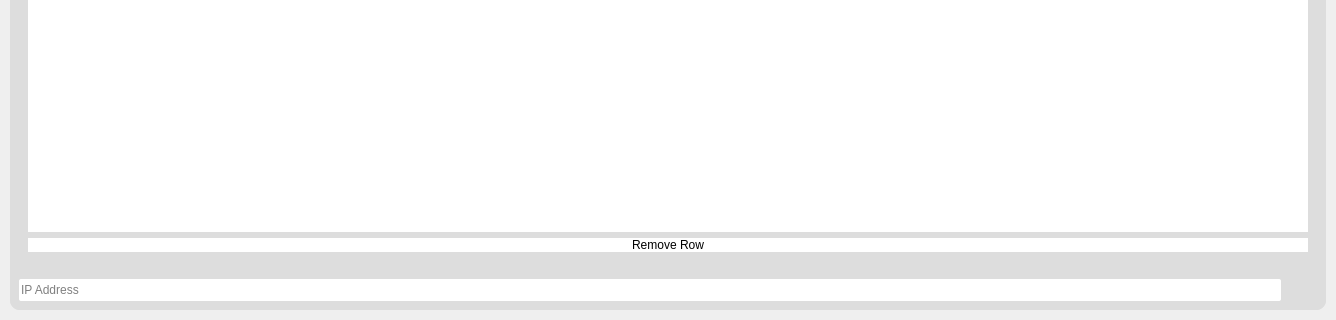
This is GUI/ui_main.ui in tomyummmm/Gen2-UHF-RFID-Reader as Qt 5 draws it before an edit; both pictures show x 0 to 1336 and y 281 to 601 of the 1336 by 601 pixel window. The edited form follows.
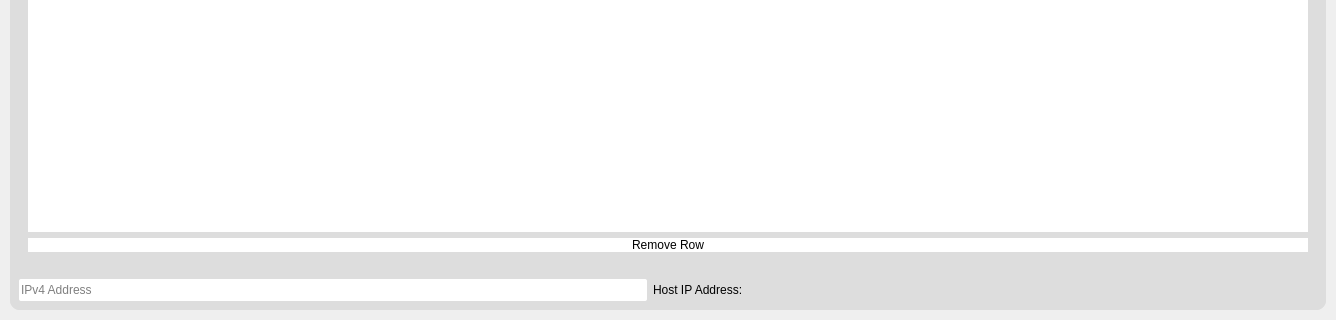
This is the edited form.

Diff of the .ui file:
```diff
--- a/GUI/ui_main.ui
+++ b/GUI/ui_main.ui
@@ -453,7 +453,14 @@
              <set>Qt::AlignLeading|Qt::AlignLeft|Qt::AlignVCenter</set>
             </property>
             <property name="placeholderText">
-             <string>IP Address</string>
+             <string>IPv4 Address</string>
+            </property>
+           </widget>
+          </item>
+          <item>
+           <widget class="QLabel" name="host_ip_label">
+            <property name="text">
+             <string>Host IP Address:</string>
             </property>
            </widget>
           </item>
```
